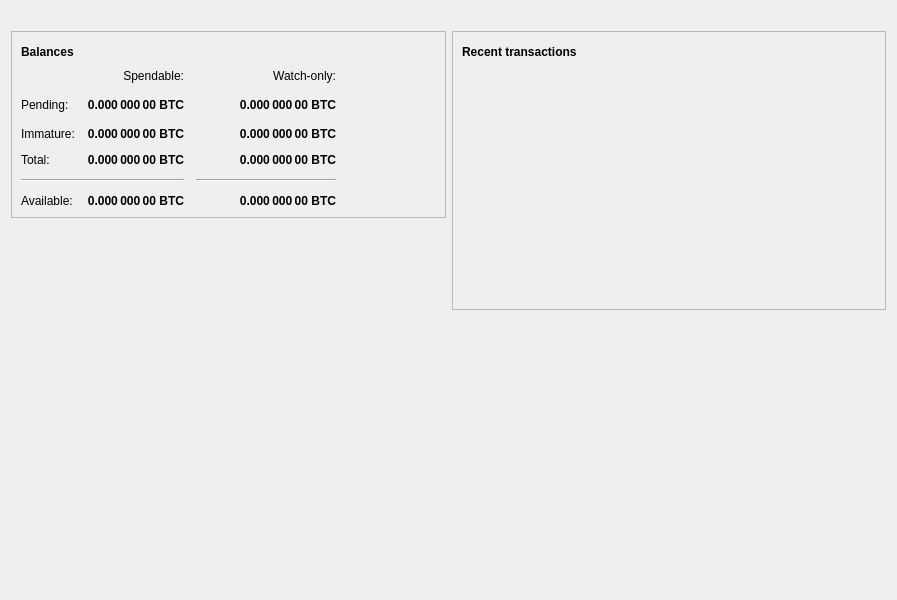
Old version of the form src/qt/forms/overviewpage.ui in the repository Pulsar-Coin/Pulsar-Coin-Cryptocurrency.
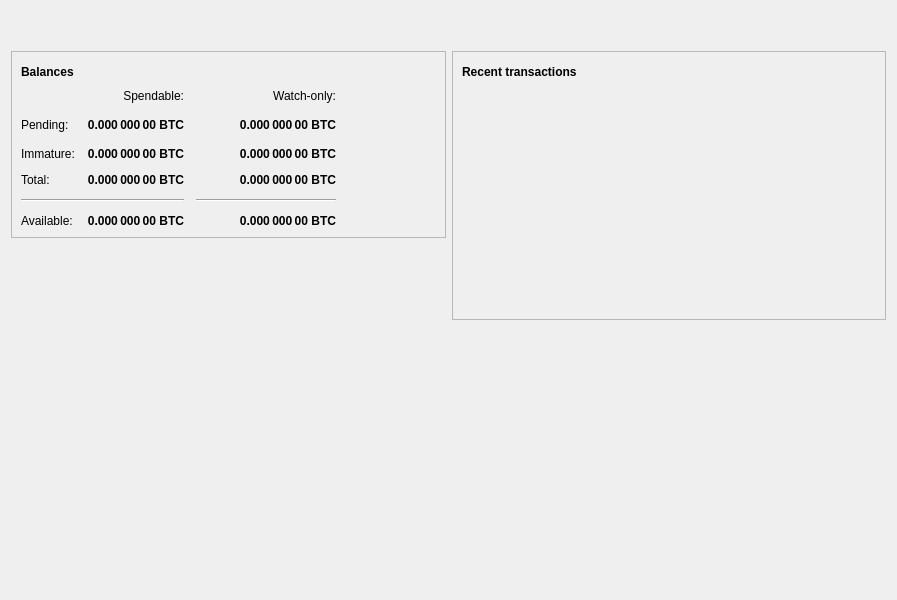
New version of the form. Icons and pictures are not drawn.

Patch:
```diff
--- a/src/qt/forms/overviewpage.ui
+++ b/src/qt/forms/overviewpage.ui
@@ -39,6 +39,19 @@
      </property>
     </widget>
    </item>
+   <item>
+    <spacer name="horizontalSpacer_4">
+     <property name="orientation">
+      <enum>Qt::Horizontal</enum>
+     </property>
+     <property name="sizeHint" stdset="0">
+      <size>
+       <width>40</width>
+       <height>20</height>
+      </size>
+     </property>
+    </spacer>
+   </item>
    <item>
     <layout class="QHBoxLayout" name="horizontalLayout" stretch="1,1">
      <item>
```
Left out of the diff: 5 changed lines with no effect on the pictures.
